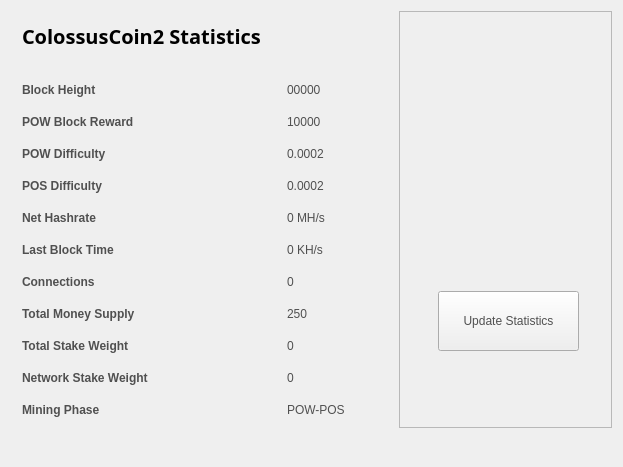
Before: the Qt Designer form src/qt/forms/statisticspage.ui in Fly-coin/Fly-coin, drawn with Qt 5.
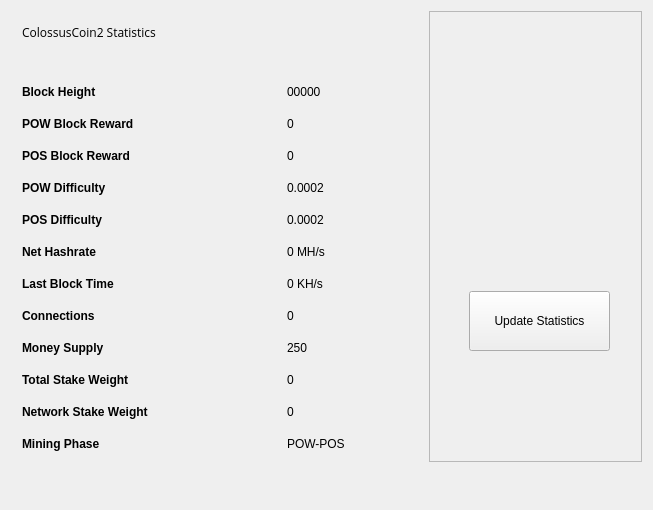
After: the same form once the commit is applied. Icons and pictures are not drawn.

Commit message: Update Statistics with proper info

Diff of the .ui file:
```diff
--- a/src/qt/forms/statisticspage.ui
+++ b/src/qt/forms/statisticspage.ui
@@ -9,16 +9,15 @@
    <rect>
     <x>0</x>
     <y>0</y>
-    <width>623</width>
-    <height>467</height>
+    <width>653</width>
+    <height>510</height>
    </rect>
   </property>
   <property name="windowTitle">
    <string>Digging</string>
   </property>
   <property name="styleSheet">
-   <string notr="true">color:#505050;
-font-family:'Open Sans,sans-serif';</string>
+   <string notr="true">font-family:'Open Sans, sans-serif';</string>
   </property>
   <layout class="QGridLayout" name="gridLayout">
    <property name="sizeConstraint">
@@ -41,7 +40,7 @@
      <widget class="QPushButton" name="startButton">
       <property name="geometry">
        <rect>
-        <x>39</x>
+        <x>40</x>
         <y>280</y>
         <width>141</width>
         <height>60</height>
@@ -131,46 +130,60 @@
         <item row="2" column="1">
          <widget class="QLabel" name="rewardBox">
           <property name="text">
-           <string>10000</string>
+           <string>0</string>
           </property>
          </widget>
         </item>
         <item row="3" column="0">
+         <widget class="QLabel" name="label_17">
+          <property name="text">
+           <string>&lt;html&gt;&lt;head/&gt;&lt;body&gt;&lt;p&gt;&lt;span style=&quot; font-weight:600;&quot;&gt;POS Block Reward&lt;/span&gt;&lt;/p&gt;&lt;/body&gt;&lt;/html&gt;</string>
+          </property>
+         </widget>
+        </item>
+        <item row="3" column="1">
+         <widget class="QLabel" name="posrewardBox">
+          <property name="text">
+           <string>0</string>
+          </property>
+         </widget>
+        </item>
+        <item row="4" column="0">
          <widget class="QLabel" name="label_13">
           <property name="text">
            <string>&lt;html&gt;&lt;head/&gt;&lt;body&gt;&lt;p&gt;&lt;span style=&quot; font-weight:600;&quot;&gt;POW Difficulty&lt;/span&gt;&lt;/p&gt;&lt;/body&gt;&lt;/html&gt;</string>
           </property>
          </widget>
         </item>
-        <item row="3" column="1">
+        <item row="4" column="1">
          <widget class="QLabel" name="diffBox">
           <property name="text">
            <string>0.0002</string>
           </property>
          </widget>
         </item>
-        <item row="4" column="0">
+        <item row="5" column="0">
          <widget class="QLabel" name="label_9">
           <property name="text">
            <string>&lt;html&gt;&lt;head/&gt;&lt;body&gt;&lt;p&gt;&lt;span style=&quot; font-weight:600;&quot;&gt;POS Difficulty&lt;/span&gt;&lt;/p&gt;&lt;/body&gt;&lt;/html&gt;</string>
           </property>
          </widget>
         </item>
-        <item row="4" column="1">
-         <widget class="QLabel" name="diffBox2">
-          <property name="text">
-           <string>0.0002</string>
-          </property>
-         </widget>
-        </item>
         <item row="5" column="1">
+         <widget class="QLabel" name="diffBox2">
+          <property name="text">
+           <string>0.0002</string>
+          </property>
+         </widget>
+        </item>
+        <item row="6" column="1">
          <widget class="QLabel" name="pawrateBox">
           <property name="text">
            <string>0 MH/s</string>
           </property>
          </widget>
         </item>
-        <item row="6" column="0">
+        <item row="7" column="0">
          <widget class="QLabel" name="label3_2">
           <property name="sizePolicy">
            <sizepolicy hsizetype="Preferred" vsizetype="Maximum">
@@ -183,84 +196,84 @@
           </property>
          </widget>
         </item>
-        <item row="6" column="1">
+        <item row="7" column="1">
          <widget class="QLabel" name="localBox">
           <property name="text">
            <string>0 KH/s</string>
           </property>
          </widget>
         </item>
-        <item row="7" column="0">
+        <item row="8" column="0">
          <widget class="QLabel" name="label1_2">
           <property name="text">
            <string>&lt;html&gt;&lt;head/&gt;&lt;body&gt;&lt;p&gt;&lt;span style=&quot; font-weight:600;&quot;&gt;Connections&lt;/span&gt;&lt;/p&gt;&lt;/body&gt;&lt;/html&gt;</string>
           </property>
          </widget>
         </item>
-        <item row="7" column="1">
+        <item row="8" column="1">
          <widget class="QLabel" name="connectionBox">
           <property name="text">
            <string>0</string>
           </property>
          </widget>
         </item>
-        <item row="8" column="0">
+        <item row="9" column="0">
          <widget class="QLabel" name="label_8">
           <property name="text">
-           <string>&lt;html&gt;&lt;head/&gt;&lt;body&gt;&lt;p&gt;&lt;span style=&quot; font-weight:600;&quot;&gt;Total Money Supply&lt;/span&gt;&lt;/p&gt;&lt;/body&gt;&lt;/html&gt;</string>
+           <string>&lt;html&gt;&lt;head/&gt;&lt;body&gt;&lt;p&gt;&lt;span style=&quot; font-weight:600;&quot;&gt;Money Supply&lt;/span&gt;&lt;/p&gt;&lt;/body&gt;&lt;/html&gt;</string>
           </property>
          </widget>
         </item>
-        <item row="8" column="1">
+        <item row="9" column="1">
          <widget class="QLabel" name="volumeBox">
           <property name="text">
            <string>250</string>
           </property>
          </widget>
         </item>
-        <item row="9" column="0">
+        <item row="10" column="0">
          <widget class="QLabel" name="label_10">
           <property name="text">
            <string>&lt;html&gt;&lt;head/&gt;&lt;body&gt;&lt;p&gt;&lt;span style=&quot; font-weight:600;&quot;&gt;Total Stake Weight&lt;/span&gt;&lt;/p&gt;&lt;/body&gt;&lt;/html&gt;</string>
           </property>
          </widget>
         </item>
-        <item row="9" column="1">
+        <item row="10" column="1">
          <widget class="QLabel" name="minBox">
           <property name="text">
            <string>0</string>
           </property>
          </widget>
         </item>
-        <item row="10" column="0">
+        <item row="11" column="0">
          <widget class="QLabel" name="label_11">
           <property name="text">
            <string>&lt;html&gt;&lt;head/&gt;&lt;body&gt;&lt;p&gt;&lt;span style=&quot; font-weight:600;&quot;&gt;Network Stake Weight&lt;/span&gt;&lt;/p&gt;&lt;/body&gt;&lt;/html&gt;</string>
           </property>
          </widget>
         </item>
-        <item row="10" column="1">
+        <item row="11" column="1">
          <widget class="QLabel" name="maxBox">
           <property name="text">
            <string>0</string>
           </property>
          </widget>
         </item>
-        <item row="11" column="0">
+        <item row="12" column="0">
          <widget class="QLabel" name="label_15">
           <property name="text">
            <string>&lt;html&gt;&lt;head/&gt;&lt;body&gt;&lt;p&gt;&lt;span style=&quot; font-weight:600;&quot;&gt;Mining Phase&lt;/span&gt;&lt;/p&gt;&lt;/body&gt;&lt;/html&gt;</string>
           </property>
          </widget>
         </item>
-        <item row="11" column="1">
+        <item row="12" column="1">
          <widget class="QLabel" name="cBox">
           <property name="text">
            <string>POW-POS</string>
           </property>
          </widget>
         </item>
-        <item row="5" column="0">
+        <item row="6" column="0">
          <widget class="QLabel" name="label_16">
           <property name="text">
            <string>&lt;html&gt;&lt;head/&gt;&lt;body&gt;&lt;p&gt;&lt;span style=&quot; font-weight:600;&quot;&gt;Net Hashrate&lt;/span&gt;&lt;/p&gt;&lt;/body&gt;&lt;/html&gt;</string>
@@ -278,11 +291,11 @@
          <widget class="QLabel" name="label_5">
           <property name="font">
            <font>
-            <family>Open Sans,sans-serif</family>
+            <family>Open Sans, sans-serif</family>
            </font>
           </property>
           <property name="text">
-           <string>&lt;html&gt;&lt;head/&gt;&lt;body&gt;&lt;p&gt;&lt;span style=&quot; font-size:20px; font-weight:600; color:#000000;&quot;&gt;ColossusCoin2 Statistics&lt;/span&gt;&lt;/p&gt;&lt;/body&gt;&lt;/html&gt;</string>
+           <string>ColossusCoin2 Statistics</string>
           </property>
          </widget>
         </item>
```
The commit also changes 2 other files.
